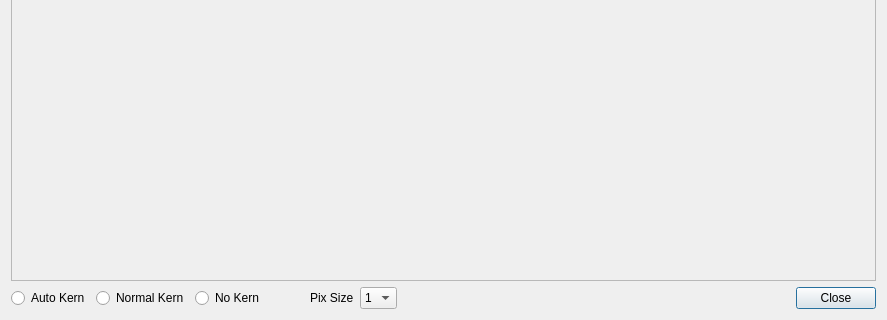
The window that kerningTestDialog.ui (turgu1/IBMFFontEditor) describes before a commit, drawn with Qt 5; both pictures show x 0 to 887 and y 391 to 711 of the 887 by 711 pixel window.
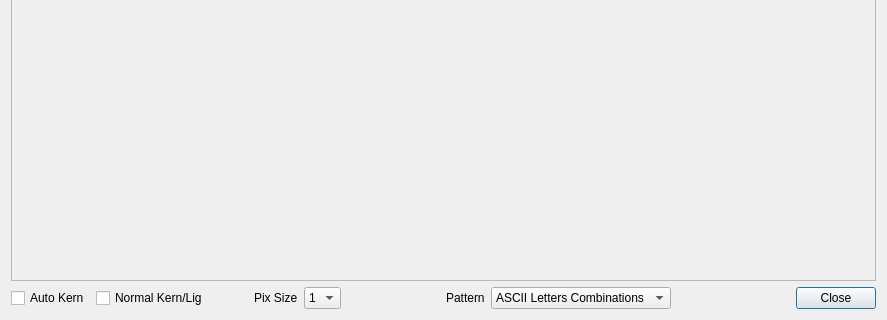
The same window after the commit.

What changed in the file:
```diff
--- a/kerningTestDialog.ui
+++ b/kerningTestDialog.ui
@@ -33,23 +33,16 @@
    <item>
     <layout class="QHBoxLayout" name="horizontalLayout">
      <item>
-      <widget class="QRadioButton" name="autoKernRadio">
+      <widget class="QCheckBox" name="autoKernCheckBox">
        <property name="text">
         <string>Auto Kern</string>
        </property>
       </widget>
      </item>
      <item>
-      <widget class="QRadioButton" name="normalKernRadio">
+      <widget class="QCheckBox" name="normalKernCheckBox">
        <property name="text">
-        <string>Normal Kern</string>
-       </property>
-      </widget>
-     </item>
-     <item>
-      <widget class="QRadioButton" name="noKernRadio">
-       <property name="text">
-        <string>No Kern</string>
+        <string>Normal Kern/Lig</string>
        </property>
       </widget>
      </item>
@@ -118,6 +111,60 @@
        </property>
       </spacer>
      </item>
+     <item>
+      <widget class="QLabel" name="label_2">
+       <property name="text">
+        <string>Pattern</string>
+       </property>
+      </widget>
+     </item>
+     <item>
+      <widget class="QComboBox" name="comboBox">
+       <item>
+        <property name="text">
+         <string>ASCII Letters Combinations</string>
+        </property>
+       </item>
+       <item>
+        <property name="text">
+         <string>Lowercase</string>
+        </property>
+       </item>
+       <item>
+        <property name="text">
+         <string>Uppercase</string>
+        </property>
+       </item>
+       <item>
+        <property name="text">
+         <string>English Pangrams</string>
+        </property>
+       </item>
+       <item>
+        <property name="text">
+         <string>European Pangrams</string>
+        </property>
+       </item>
+       <item>
+        <property name="text">
+         <string>Ligatures</string>
+        </property>
+       </item>
+      </widget>
+     </item>
+     <item>
+      <spacer name="horizontalSpacer_3">
+       <property name="orientation">
+        <enum>Qt::Horizontal</enum>
+       </property>
+       <property name="sizeHint" stdset="0">
+        <size>
+         <width>40</width>
+         <height>20</height>
+        </size>
+       </property>
+      </spacer>
+     </item>
      <item>
       <widget class="QDialogButtonBox" name="buttonBox">
        <property name="orientation">
```
